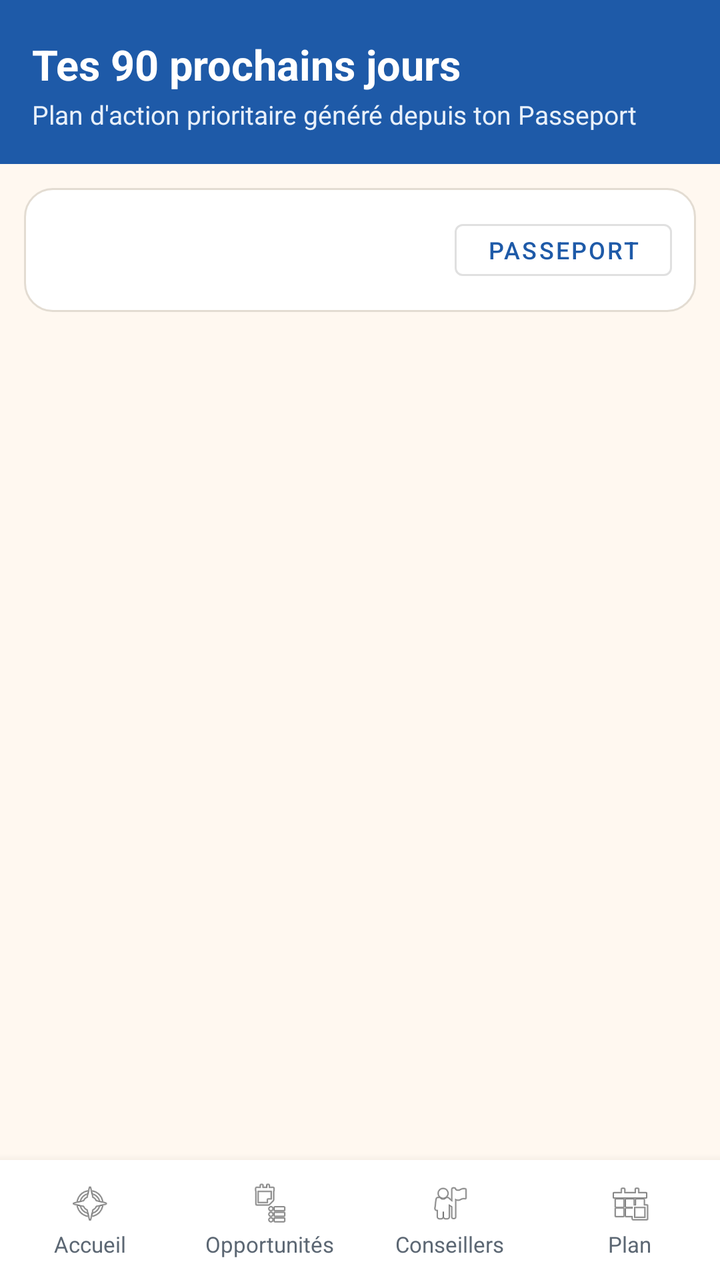
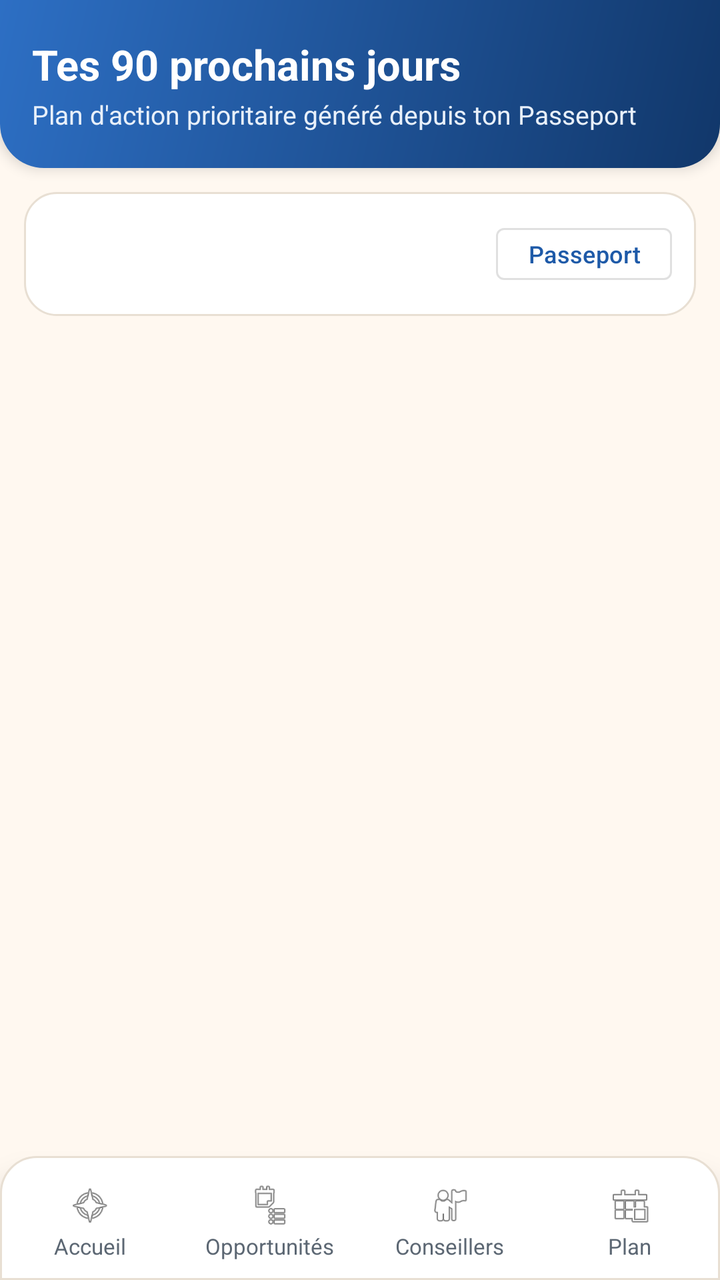

Two renders of the same Android screen: before a commit and after it. Below are the layout's source before the change and the commit's diff.
<!-- AndroidManifest.xml: application theme Theme.Forsa -->
<!-- res/layout/activity_action_plan.xml -->
<?xml version="1.0" encoding="utf-8"?>
<LinearLayout xmlns:android="http://schemas.android.com/apk/res/android"
    android:layout_width="match_parent"
    android:layout_height="match_parent"
    android:background="@color/color_background"
    android:orientation="vertical">

    
    <LinearLayout
        android:layout_width="match_parent"
        android:layout_height="wrap_content"
        android:background="@color/color_primary"
        android:orientation="vertical"
        android:paddingStart="16dp"
        android:paddingTop="18dp"
        android:paddingEnd="16dp"
        android:paddingBottom="16dp">

        <TextView
            android:layout_width="wrap_content"
            android:layout_height="wrap_content"
            android:text="@string/action_plan_title"
            android:textColor="@color/color_white"
            android:textSize="21sp"
            android:textStyle="bold" />

        <TextView
            android:id="@+id/tvPlanSubtitle"
            android:layout_width="wrap_content"
            android:layout_height="wrap_content"
            android:layout_marginTop="2dp"
            android:text="@string/action_plan_subtitle"
            android:textColor="@color/color_primary_light"
            android:textSize="13sp" />
    </LinearLayout>

    <LinearLayout
        android:layout_width="match_parent"
        android:layout_height="0dp"
        android:layout_weight="1"
        android:orientation="vertical"
        android:paddingStart="12dp"
        android:paddingTop="12dp"
        android:paddingEnd="12dp">

        
        <LinearLayout
            android:layout_width="match_parent"
            android:layout_height="wrap_content"
            android:background="@drawable/bg_card_rounded"
            android:gravity="center_vertical"
            android:orientation="horizontal"
            android:padding="12dp">

            <TextView
                android:id="@+id/tvPlanProgress"
                android:layout_width="0dp"
                android:layout_height="wrap_content"
                android:layout_weight="1"
                android:textColor="@color/color_text_primary"
                android:textSize="13sp"
                android:textStyle="bold" />

            <Button
                android:id="@+id/btnEditPassportFromPlan"
                style="@style/Widget.MaterialComponents.Button.OutlinedButton"
                android:layout_width="wrap_content"
                android:layout_height="38dp"
                android:text="@string/shortcut_passport"
                android:textColor="@color/color_primary"
                android:textSize="12sp" />
        </LinearLayout>

        <ListView
            android:id="@+id/lvActionPlan"
            android:layout_width="match_parent"
            android:layout_height="0dp"
            android:layout_marginTop="10dp"
            android:layout_weight="1"
            android:clipToPadding="false"
            android:divider="@android:color/transparent"
            android:dividerHeight="10dp"
            android:paddingBottom="14dp" />

        <TextView
            android:id="@+id/tvEmptyPlan"
            android:layout_width="match_parent"
            android:layout_height="0dp"
            android:layout_weight="1"
            android:gravity="center"
            android:padding="24dp"
            android:text="@string/plan_empty"
            android:textColor="@color/color_text_secondary"
            android:textSize="14sp"
            android:visibility="gone" />
    </LinearLayout>

    <include layout="@layout/view_bottom_nav" />

</LinearLayout>
<!-- res/layout/view_bottom_nav.xml (included above) -->
<?xml version="1.0" encoding="utf-8"?>
<LinearLayout xmlns:android="http://schemas.android.com/apk/res/android"
    android:id="@+id/bottomNavContainer"
    android:layout_width="match_parent"
    android:layout_height="60dp"
    android:background="@color/color_surface"
    android:elevation="8dp"
    android:orientation="horizontal">

    <LinearLayout
        android:id="@+id/navHome"
        android:layout_width="0dp"
        android:layout_height="match_parent"
        android:layout_weight="1"
        android:background="?attr/selectableItemBackground"
        android:gravity="center"
        android:orientation="vertical">

        <ImageView
            android:id="@+id/ivNavHome"
            android:layout_width="22dp"
            android:layout_height="22dp"
            android:contentDescription="@string/nav_home"
            android:src="@android:drawable/ic_menu_compass" />

        <TextView
            android:id="@+id/tvNavHome"
            android:layout_width="wrap_content"
            android:layout_height="wrap_content"
            android:layout_marginTop="2dp"
            android:text="@string/nav_home"
            android:textColor="@color/color_text_secondary"
            android:textSize="11sp" />
    </LinearLayout>

    <LinearLayout
        android:id="@+id/navOpportunities"
        android:layout_width="0dp"
        android:layout_height="match_parent"
        android:layout_weight="1"
        android:background="?attr/selectableItemBackground"
        android:gravity="center"
        android:orientation="vertical">

        <ImageView
            android:id="@+id/ivNavOpportunities"
            android:layout_width="22dp"
            android:layout_height="22dp"
            android:contentDescription="@string/nav_opportunities"
            android:src="@android:drawable/ic_menu_agenda" />

        <TextView
            android:id="@+id/tvNavOpportunities"
            android:layout_width="wrap_content"
            android:layout_height="wrap_content"
            android:layout_marginTop="2dp"
            android:text="@string/nav_opportunities"
            android:textColor="@color/color_text_secondary"
            android:textSize="11sp" />
    </LinearLayout>

    <LinearLayout
        android:id="@+id/navAdvisors"
        android:layout_width="0dp"
        android:layout_height="match_parent"
        android:layout_weight="1"
        android:background="?attr/selectableItemBackground"
        android:gravity="center"
        android:orientation="vertical">

        <ImageView
            android:id="@+id/ivNavAdvisors"
            android:layout_width="22dp"
            android:layout_height="22dp"
            android:contentDescription="@string/nav_advisors"
            android:src="@android:drawable/ic_menu_myplaces" />

        <TextView
            android:id="@+id/tvNavAdvisors"
            android:layout_width="wrap_content"
            android:layout_height="wrap_content"
            android:layout_marginTop="2dp"
            android:text="@string/nav_advisors"
            android:textColor="@color/color_text_secondary"
            android:textSize="11sp" />
    </LinearLayout>

    <LinearLayout
        android:id="@+id/navPlan"
        android:layout_width="0dp"
        android:layout_height="match_parent"
        android:layout_weight="1"
        android:background="?attr/selectableItemBackground"
        android:gravity="center"
        android:orientation="vertical">

        <ImageView
            android:id="@+id/ivNavPlan"
            android:layout_width="22dp"
            android:layout_height="22dp"
            android:contentDescription="@string/nav_plan"
            android:src="@android:drawable/ic_menu_today" />

        <TextView
            android:id="@+id/tvNavPlan"
            android:layout_width="wrap_content"
            android:layout_height="wrap_content"
            android:layout_marginTop="2dp"
            android:text="@string/nav_plan"
            android:textColor="@color/color_text_secondary"
            android:textSize="11sp" />
    </LinearLayout>

</LinearLayout>
<!-- resources referenced by this layout -->
<resources>
  <color name="color_background">#FFF8F0</color>
  <color name="color_primary">#1E5AA8</color>
  <color name="color_primary_light">#E8F0FA</color>
  <color name="color_surface">#FFFFFF</color>
  <color name="color_text_primary">#1C2430</color>
  <color name="color_text_secondary">#5C6773</color>
  <color name="color_white">#FFFFFF</color>
  <!-- drawable bg_card_rounded (drawable) -->
  <?xml version="1.0" encoding="utf-8"?>
  <shape xmlns:android="http://schemas.android.com/apk/res/android"
      android:shape="rectangle">
      <solid android:color="@color/color_surface" />
      <corners android:radius="14dp" />
      <stroke
          android:width="1dp"
          android:color="@color/color_border" />
  </shape>
  <string name="action_plan_subtitle">Plan d\'action prioritaire généré depuis ton Passeport</string>
  <string name="action_plan_title">Tes 90 prochains jours</string>
  <string name="nav_advisors">Conseillers</string>
  <string name="nav_home">Accueil</string>
  <string name="nav_opportunities">Opportunités</string>
  <string name="nav_plan">Plan</string>
  <string name="plan_empty">Aucune action à afficher pour le moment.</string>
  <string name="shortcut_passport">Passeport</string>
  <style name="Theme.Forsa" parent="Theme.MaterialComponents.Light.NoActionBar">
          <item name="colorPrimary">@color/color_primary</item>
          <item name="colorPrimaryVariant">@color/color_primary_dark</item>
          <item name="colorOnPrimary">@color/color_white</item>
          <item name="colorSecondary">@color/color_eligible</item>
          <item name="colorOnSecondary">@color/color_white</item>
          <item name="colorError">@color/color_accent_red</item>
          <item name="android:windowBackground">@color/color_background</item>
          <item name="android:statusBarColor">@color/color_primary_dark</item>
      </style>
  <color name="color_border">#E3DCD2</color>
  <color name="color_primary_dark">#143F78</color>
  <color name="color_eligible">#2E9E6B</color>
  <color name="color_accent_red">#D32F2F</color>
</resources>

<!-- the commit's change to res/layout/activity_action_plan.xml (unified diff, before → after) -->
@@ -9,12 +9,13 @@
     <LinearLayout
         android:layout_width="match_parent"
         android:layout_height="wrap_content"
-        android:background="@color/color_primary"
+        android:background="@drawable/bg_header_curved"
+        android:elevation="4dp"
         android:orientation="vertical"
         android:paddingStart="16dp"
         android:paddingTop="18dp"
         android:paddingEnd="16dp"
-        android:paddingBottom="16dp">
+        android:paddingBottom="18dp">
 
         <TextView
             android:layout_width="wrap_content"
@@ -80,6 +81,7 @@
             android:clipToPadding="false"
             android:divider="@android:color/transparent"
             android:dividerHeight="10dp"
+            android:layoutAnimation="@anim/layout_anim_fall_down"
             android:paddingBottom="14dp" />
 
         <TextView
@@ -103,10 +105,11 @@
 <LinearLayout xmlns:android="http://schemas.android.com/apk/res/android"
     android:id="@+id/bottomNavContainer"
     android:layout_width="match_parent"
-    android:layout_height="60dp"
-    android:background="@color/color_surface"
-    android:elevation="8dp"
-    android:orientation="horizontal">
+    android:layout_height="62dp"
+    android:background="@drawable/bg_bottom_nav"
+    android:elevation="10dp"
+    android:orientation="horizontal"
+    android:paddingTop="4dp">
 
     <LinearLayout
         android:id="@+id/navHome"
<!-- resource entries referenced after the edit -->
@@ -7,15 +7,40 @@
   <color name="color_text_primary">#1C2430</color>
   <color name="color_text_secondary">#5C6773</color>
   <color name="color_white">#FFFFFF</color>
+  <!-- drawable bg_bottom_nav (drawable) -->
+  <?xml version="1.0" encoding="utf-8"?>
+  <shape xmlns:android="http://schemas.android.com/apk/res/android"
+      android:shape="rectangle">
+      <solid android:color="@color/color_surface" />
+      <corners
+          android:topLeftRadius="18dp"
+          android:topRightRadius="18dp" />
+      <stroke
+          android:width="1dp"
+          android:color="@color/color_border" />
+  </shape>
   <!-- drawable bg_card_rounded (drawable) -->
   <?xml version="1.0" encoding="utf-8"?>
   <shape xmlns:android="http://schemas.android.com/apk/res/android"
       android:shape="rectangle">
       <solid android:color="@color/color_surface" />
-      <corners android:radius="14dp" />
+      <corners android:radius="16dp" />
       <stroke
           android:width="1dp"
           android:color="@color/color_border" />
+  </shape>
+  <!-- drawable bg_header_curved (drawable) -->
+  <?xml version="1.0" encoding="utf-8"?>
+  <shape xmlns:android="http://schemas.android.com/apk/res/android"
+      android:shape="rectangle">
+      <gradient
+          android:angle="135"
+          android:endColor="@color/color_primary_gradient_end"
+          android:startColor="@color/color_primary_dark"
+          android:type="linear" />
+      <corners
+          android:bottomLeftRadius="22dp"
+          android:bottomRightRadius="22dp" />
   </shape>
   <string name="action_plan_subtitle">Plan d\'action prioritaire généré depuis ton Passeport</string>
   <string name="action_plan_title">Tes 90 prochains jours</string>
@@ -34,10 +59,25 @@
           <item name="colorError">@color/color_accent_red</item>
           <item name="android:windowBackground">@color/color_background</item>
           <item name="android:statusBarColor">@color/color_primary_dark</item>
+          <item name="android:navigationBarColor">@color/color_surface</item>
+          <item name="materialButtonStyle">@style/ForsaPrimaryButton</item>
+          <item name="materialButtonOutlinedStyle">@style/ForsaOutlinedButton</item>
       </style>
-  <color name="color_border">#E3DCD2</color>
-  <color name="color_primary_dark">#143F78</color>
+  <color name="color_border">#E8DFD3</color>
+  <color name="color_primary_gradient_end">#2D6FC4</color>
+  <color name="color_primary_dark">#11376A</color>
   <color name="color_eligible">#2E9E6B</color>
   <color name="color_accent_red">#D32F2F</color>
+  <style name="ForsaPrimaryButton" parent="Widget.MaterialComponents.Button">
+          <item name="cornerRadius">14dp</item>
+          <item name="android:textAllCaps">false</item>
+          <item name="android:letterSpacing">0.01</item>
+      </style>
+  <style name="ForsaOutlinedButton" parent="Widget.MaterialComponents.Button.OutlinedButton">
+          <item name="cornerRadius">14dp</item>
+          <item name="strokeColor">@color/color_primary_border</item>
+          <item name="android:textAllCaps">false</item>
+      </style>
+  <color name="color_primary_border">#C4D7F2</color>
 </resources>
 
